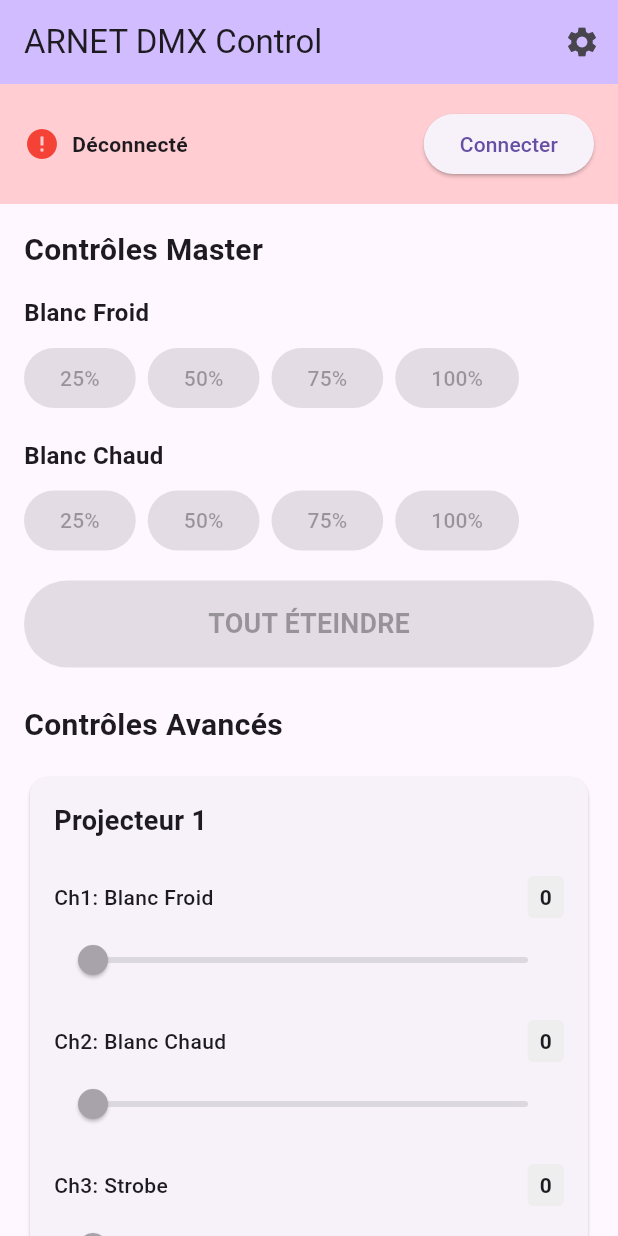
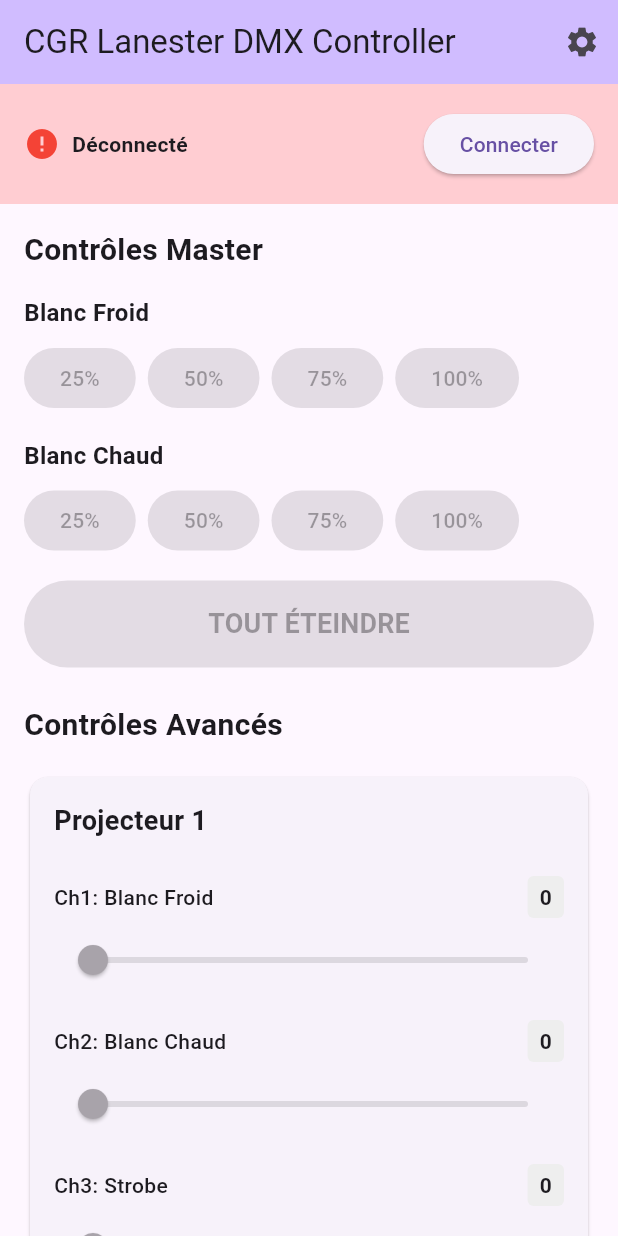
Before and after one commit to Farquaad56/dmx-artnet-controller, a Flutter app: the screen it shows after launch, on a phone screen of 412 x 824 dp. Run offline on Flutter 3.47's test engine with Material 3 defaults, Android fonts, the phone set to English and light mode, and no system bars; our stand-ins replace permission_handler, shared_preferences.

Commit message:
Some Fix issue

```diff
--- a/lib/main.dart
+++ b/lib/main.dart
@@ -16,7 +16,7 @@ class ArnetControlApp extends StatelessWidget {
   @override
   Widget build(BuildContext context) {
     return MaterialApp(
-      title: 'DMX ArtNet Controler',
+      title: 'CGR Lanester DMX/Art-Net Controller',
       theme: ThemeData(
         primarySwatch: Colors.blue,
         useMaterial3: true,
@@ -444,7 +444,7 @@ class _ArnetControlHomeState extends State<ArnetControlHome> {
   Widget build(BuildContext context) {
     return Scaffold(
       appBar: AppBar(
-        title: const Text('ARNET DMX Control'),
+        title: const Text('CGR Lanester DMX Controller'),
         backgroundColor: Theme.of(context).colorScheme.inversePrimary,
         actions: [
           IconButton(
--- a/pubspec.yaml
+++ b/pubspec.yaml
@@ -1,4 +1,4 @@
-name: arnet_controller
+name: cgr_dmx
 description: Logiciel de contrôle ARNET pour projecteurs DMX
 
 publish_to: 'none' # Remove this line if you wish to publish to pub.dev
```
Also changed, not shown: 2 other files.
